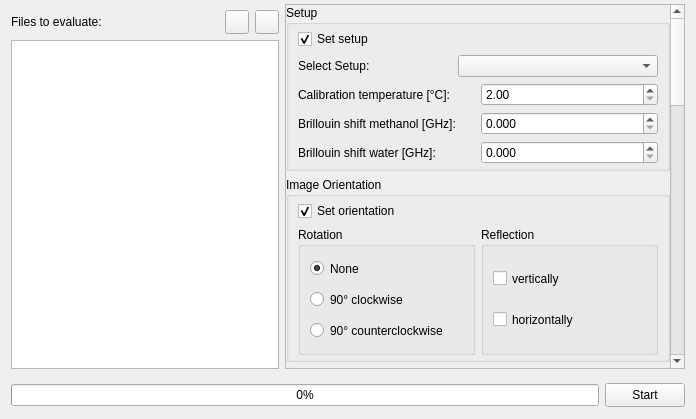
Above: bmicro/gui/batch_evaluation.ui from nik-liegroup/BMicro before the change. Below: the same form after it.
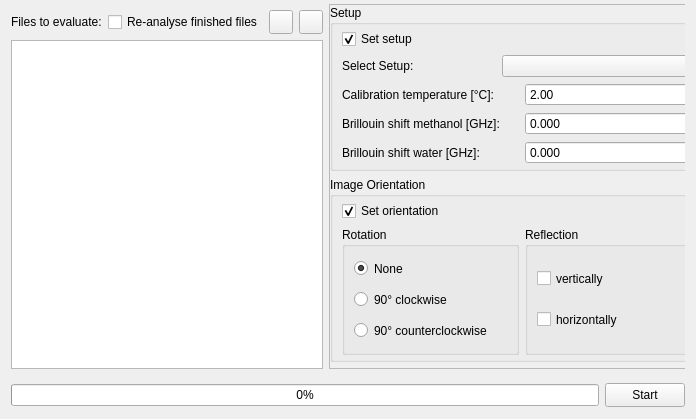
That is the form after the change. Icons and pictures are not drawn.

```diff
--- a/bmicro/gui/batch_evaluation.ui
+++ b/bmicro/gui/batch_evaluation.ui
@@ -65,6 +65,16 @@
              </property>
             </widget>
            </item>
+           <item>
+            <widget class="QCheckBox" name="checkBox_reanalyse">
+             <property name="toolTip">
+              <string>Also redo setup, orientation, extraction, calibration, peak selection and evaluation for repetitions where these are already done. Existing extraction points and peak regions are kept as the starting point, except after a changed setup or orientation, where everything built on it is reset. Without this, finished steps are skipped.</string>
+             </property>
+             <property name="text">
+              <string>Re-analyse finished files</string>
+             </property>
+            </widget>
+           </item>
            <item>
             <widget class="QPushButton" name="button_remove_folder">
              <property name="minimumSize">
```
